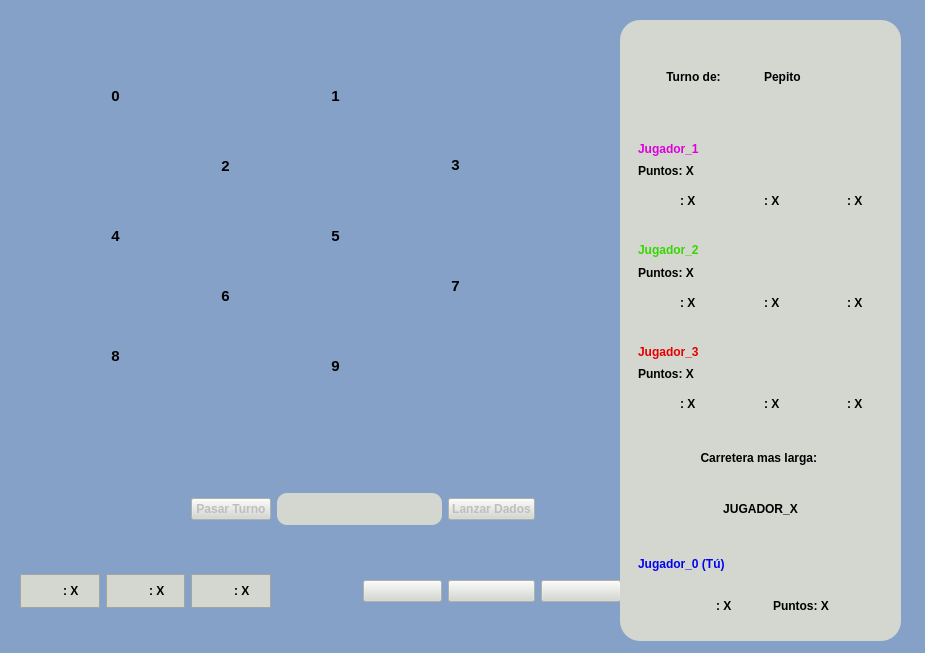
Above: Tareas/T03/client/frontend/ventana_juego.ui from domingo2000/ProgramacionAvanzada before the change. Below: the same form after it.
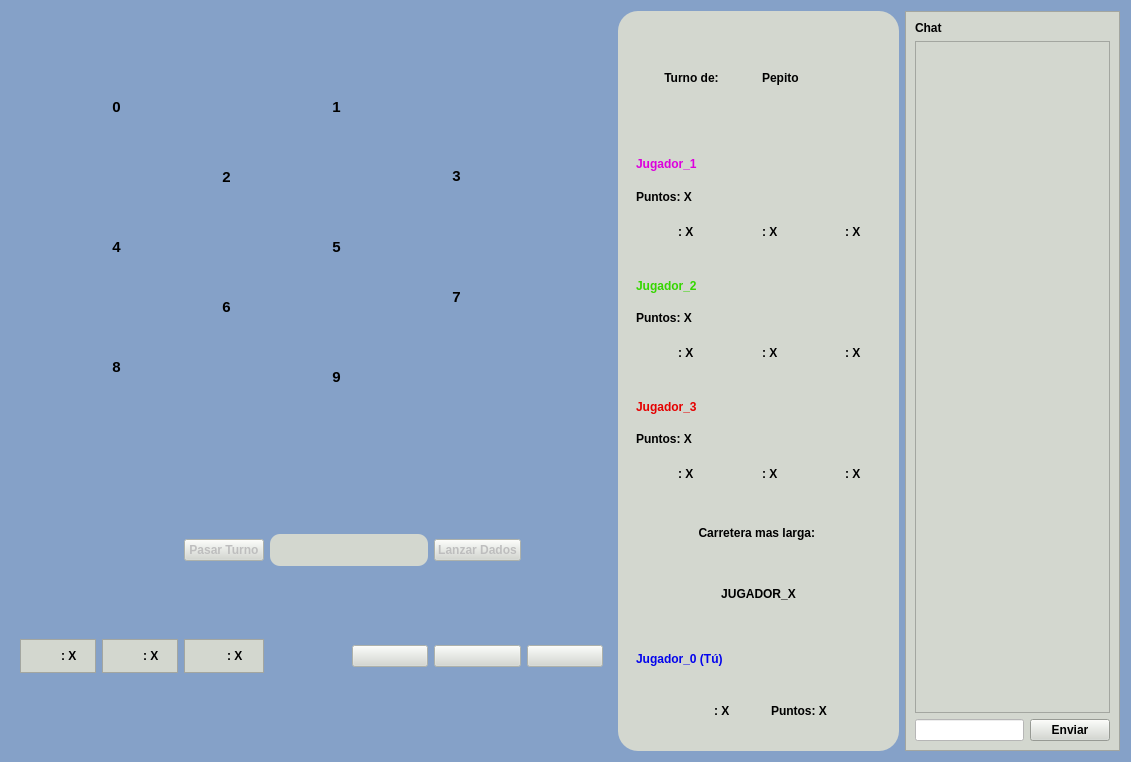
That is the form after the change. Icons and pictures are not drawn.

Commit message: implementado chat

Patch:
```diff
--- a/Tareas/T03/client/frontend/ventana_juego.ui
+++ b/Tareas/T03/client/frontend/ventana_juego.ui
@@ -6,8 +6,8 @@
    <rect>
     <x>0</x>
     <y>0</y>
-    <width>925</width>
-    <height>653</height>
+    <width>1131</width>
+    <height>762</height>
    </rect>
   </property>
   <property name="acceptDrops">
@@ -22,14 +22,14 @@
   <property name="styleSheet">
    <string notr="true">background-color: #85A1C8</string>
   </property>
+  <layout class="QGridLayout" name="gridLayout_2">
+   <item row="0" column="0">
   <widget class="QFrame" name="mapa">
-   <property name="geometry">
-    <rect>
-     <x>10</x>
-     <y>0</y>
+     <property name="minimumSize">
+      <size>
      <width>601</width>
      <height>441</height>
-    </rect>
+      </size>
    </property>
    <property name="acceptDrops">
     <bool>true</bool>
@@ -1419,368 +1419,14 @@
    <zorder>label_nodo_31</zorder>
    <zorder>label_nodo_32</zorder>
   </widget>
-  <widget class="QWidget" name="barra_usuario" native="true">
-   <property name="geometry">
-    <rect>
-     <x>20</x>
-     <y>450</y>
-     <width>601</width>
-     <height>201</height>
-    </rect>
-   </property>
-   <property name="styleSheet">
-    <string notr="true">font-weight: bold;
-</string>
-   </property>
-   <layout class="QGridLayout" name="gridLayout">
-    <item row="1" column="5">
-     <widget class="QPushButton" name="boton_carta_desarrollo">
-      <property name="enabled">
-       <bool>false</bool>
-      </property>
-      <property name="styleSheet">
-       <string notr="true">background-color: #D3D7CF</string>
-      </property>
-      <property name="text">
-       <string/>
-      </property>
-      <property name="icon">
-       <iconset>
-        <normaloff>../sprites/Desarrollo/carta_reverso.png</normaloff>../sprites/Desarrollo/carta_reverso.png</iconset>
-      </property>
-      <property name="iconSize">
-       <size>
-        <width>80</width>
-        <height>80</height>
-       </size>
-      </property>
-     </widget>
-    </item>
-    <item row="1" column="4">
-     <widget class="QPushButton" name="pushButton_2">
-      <property name="enabled">
-       <bool>false</bool>
-      </property>
-      <property name="styleSheet">
-       <string notr="true">background-color: #D3D7CF</string>
-      </property>
-      <property name="text">
-       <string/>
-      </property>
-      <property name="icon">
-       <iconset>
-        <normaloff>../sprites/Construcciones/camino_azul_0.png</normaloff>../sprites/Construcciones/camino_azul_0.png</iconset>
-      </property>
-      <property name="iconSize">
-       <size>
-        <width>80</width>
-        <height>80</height>
-       </size>
-      </property>
-     </widget>
-    </item>
-    <item row="1" column="0">
-     <widget class="QFrame" name="frame_carta_2">
-      <property name="maximumSize">
-       <size>
-        <width>149</width>
-        <height>133</height>
-       </size>
-      </property>
-      <property name="styleSheet">
-       <string notr="true">background-color: #D3D7CF</string>
-      </property>
-      <property name="frameShape">
-       <enum>QFrame::StyledPanel</enum>
-      </property>
-      <property name="frameShadow">
-       <enum>QFrame::Raised</enum>
-      </property>
-      <layout class="QHBoxLayout" name="horizontalLayout_11">
-       <item>
-        <layout class="QHBoxLayout" name="layoutcarta_2">
-         <item>
-          <widget class="QLabel" name="label_15">
-           <property name="maximumSize">
-            <size>
-             <width>88</width>
-             <height>111</height>
-            </size>
-           </property>
-           <property name="text">
-            <string/>
-           </property>
-           <property name="pixmap">
-            <pixmap>../sprites/Materias_primas/carta_arcilla.png</pixmap>
-           </property>
-           <property name="scaledContents">
-            <bool>true</bool>
-           </property>
-          </widget>
-         </item>
-         <item>
-          <widget class="QLabel" name="arcilla_j0">
-           <property name="maximumSize">
-            <size>
-             <width>33</width>
-             <height>111</height>
-            </size>
-           </property>
-           <property name="text">
-            <string>: X</string>
-           </property>
-           <property name="alignment">
-            <set>Qt::AlignLeading|Qt::AlignLeft|Qt::AlignVCenter</set>
-           </property>
-           <property name="margin">
-            <number>0</number>
-           </property>
-          </widget>
-         </item>
-        </layout>
-       </item>
-      </layout>
-     </widget>
-    </item>
-    <item row="1" column="2">
-     <widget class="QFrame" name="frame_carta_4">
-      <property name="maximumSize">
-       <size>
-        <width>149</width>
-        <height>133</height>
-       </size>
-      </property>
-      <property name="styleSheet">
-       <string notr="true">background-color: #D3D7CF</string>
-      </property>
-      <property name="frameShape">
-       <enum>QFrame::StyledPanel</enum>
-      </property>
-      <property name="frameShadow">
-       <enum>QFrame::Raised</enum>
-      </property>
-      <layout class="QHBoxLayout" name="horizontalLayout_13">
-       <item>
-        <layout class="QHBoxLayout" name="layoutcarta_4">
-         <item>
-          <widget class="QLabel" name="label_19">
-           <property name="maximumSize">
-            <size>
-             <width>88</width>
-             <height>111</height>
-            </size>
-           </property>
-           <property name="text">
-            <string/>
-           </property>
-           <property name="pixmap">
-            <pixmap>../sprites/Materias_primas/carta_trigo.png</pixmap>
-           </property>
-           <property name="scaledContents">
-            <bool>true</bool>
-           </property>
-          </widget>
-         </item>
-         <item>
-          <widget class="QLabel" name="trigo_j0">
-           <property name="maximumSize">
-            <size>
-             <width>33</width>
-             <height>111</height>
-            </size>
-           </property>
-           <property name="text">
-            <string>: X</string>
-           </property>
-           <property name="alignment">
-            <set>Qt::AlignLeading|Qt::AlignLeft|Qt::AlignVCenter</set>
-           </property>
-           <property name="margin">
-            <number>0</number>
-           </property>
-          </widget>
-         </item>
-        </layout>
-       </item>
-      </layout>
-     </widget>
-    </item>
-    <item row="0" column="5">
-     <widget class="QPushButton" name="boton_lanzar_dados">
-      <property name="enabled">
-       <bool>false</bool>
-      </property>
-      <property name="styleSheet">
-       <string notr="true">background-color: #D3D7CF</string>
-      </property>
-      <property name="text">
-       <string>Lanzar Dados</string>
-      </property>
-     </widget>
-    </item>
-    <item row="0" column="2">
-     <widget class="QPushButton" name="boton_pasar_turno">
-      <property name="enabled">
-       <bool>false</bool>
-      </property>
-      <property name="styleSheet">
-       <string notr="true">background-color: #D3D7CF</string>
-      </property>
-      <property name="text">
-       <string>Pasar Turno</string>
-      </property>
-     </widget>
-    </item>
-    <item row="1" column="1">
-     <widget class="QFrame" name="frame_carta_3">
-      <property name="maximumSize">
-       <size>
-        <width>149</width>
-        <height>133</height>
-       </size>
-      </property>
-      <property name="styleSheet">
-       <string notr="true">background-color: #D3D7CF</string>
-      </property>
-      <property name="frameShape">
-       <enum>QFrame::StyledPanel</enum>
-      </property>
-      <property name="frameShadow">
-       <enum>QFrame::Raised</enum>
-      </property>
-      <layout class="QHBoxLayout" name="horizontalLayout_12">
-       <item>
-        <layout class="QHBoxLayout" name="layoutcarta_3">
-         <item>
-          <widget class="QLabel" name="label_17">
-           <property name="maximumSize">
-            <size>
-             <width>88</width>
-             <height>111</height>
-            </size>
-           </property>
-           <property name="text">
-            <string/>
-           </property>
-           <property name="pixmap">
-            <pixmap>../sprites/Materias_primas/carta_madera.png</pixmap>
-           </property>
-           <property name="scaledContents">
-            <bool>true</bool>
-           </property>
-          </widget>
-         </item>
-         <item>
-          <widget class="QLabel" name="madera_j0">
-           <property name="maximumSize">
-            <size>
-             <width>33</width>
-             <height>111</height>
-            </size>
-           </property>
-           <property name="text">
-            <string>: X</string>
-           </property>
-           <property name="alignment">
-            <set>Qt::AlignLeading|Qt::AlignLeft|Qt::AlignVCenter</set>
-           </property>
-           <property name="margin">
-            <number>0</number>
-           </property>
-          </widget>
-         </item>
-        </layout>
-       </item>
-      </layout>
-     </widget>
-    </item>
-    <item row="0" column="3" colspan="2">
-     <widget class="QFrame" name="frame">
-      <property name="styleSheet">
-       <string notr="true">background-color: #D3D7CF;
-border-radius: 10px</string>
-      </property>
-      <property name="frameShape">
-       <enum>QFrame::StyledPanel</enum>
-      </property>
-      <property name="frameShadow">
-       <enum>QFrame::Raised</enum>
-      </property>
-      <layout class="QHBoxLayout" name="horizontalLayout_10">
-       <item>
-        <widget class="QLabel" name="dado_1">
-         <property name="maximumSize">
-          <size>
-           <width>61</width>
-           <height>61</height>
-          </size>
-         </property>
-         <property name="text">
-          <string/>
-         </property>
-         <property name="pixmap">
-          <pixmap>../sprites/Dados/dado_1.png</pixmap>
-         </property>
-         <property name="scaledContents">
-          <bool>true</bool>
-         </property>
-        </widget>
-       </item>
-       <item>
-        <widget class="QLabel" name="dado_2">
-         <property name="maximumSize">
-          <size>
-           <width>61</width>
-           <height>61</height>
-          </size>
-         </property>
-         <property name="text">
-          <string/>
-         </property>
-         <property name="pixmap">
-          <pixmap>../sprites/Dados/dado_1.png</pixmap>
-         </property>
-         <property name="scaledContents">
-          <bool>true</bool>
-         </property>
-        </widget>
-       </item>
-      </layout>
-     </widget>
-    </item>
-    <item row="1" column="6">
-     <widget class="QPushButton" name="boton_intercambio">
-      <property name="enabled">
-       <bool>false</bool>
-      </property>
-      <property name="styleSheet">
-       <string notr="true">background-color: #D3D7CF</string>
-      </property>
-      <property name="text">
-       <string/>
-      </property>
-      <property name="icon">
-       <iconset>
-        <normaloff>../sprites/exchange_icon.png</normaloff>../sprites/exchange_icon.png</iconset>
-      </property>
-      <property name="iconSize">
-       <size>
-        <width>80</width>
-        <height>80</height>
-       </size>
-      </property>
-     </widget>
-    </item>
-   </layout>
-  </widget>
+   </item>
+   <item row="0" column="1" rowspan="2">
   <widget class="QFrame" name="informacion_juego">
-   <property name="geometry">
-    <rect>
-     <x>620</x>
-     <y>20</y>
+     <property name="minimumSize">
+      <size>
      <width>281</width>
      <height>621</height>
-    </rect>
+      </size>
    </property>
    <property name="styleSheet">
     <string notr="true">background-color: #D3D7CF;
@@ -2607,6 +2253,454 @@
     </item>
    </layout>
   </widget>
+   </item>
+   <item row="0" column="2" rowspan="2">
+    <widget class="QFrame" name="chat">
+     <property name="minimumSize">
+      <size>
+       <width>180</width>
+       <height>0</height>
+      </size>
+     </property>
+     <property name="styleSheet">
+      <string notr="true">font-weight: bold;
+background-color: #D3D7CF</string>
+     </property>
+     <property name="frameShape">
+      <enum>QFrame::StyledPanel</enum>
+     </property>
+     <property name="frameShadow">
+      <enum>QFrame::Raised</enum>
+     </property>
+     <layout class="QVBoxLayout" name="verticalLayout_4">
+      <item>
+       <widget class="QLabel" name="label_25">
+        <property name="styleSheet">
+         <string notr="true">text-font: bold;</string>
+        </property>
+        <property name="text">
+         <string>Chat</string>
+        </property>
+       </widget>
+      </item>
+      <item>
+       <widget class="QScrollArea" name="scrollArea">
+        <property name="styleSheet">
+         <string notr="true">font-weight: normal;</string>
+        </property>
+        <property name="widgetResizable">
+         <bool>true</bool>
+        </property>
+        <widget class="QWidget" name="scroll_chat">
+         <property name="geometry">
+          <rect>
+           <x>0</x>
+           <y>0</y>
+           <width>158</width>
+           <height>672</height>
+          </rect>
+         </property>
+         <layout class="QVBoxLayout" name="verticalLayout_2">
+          <item>
+           <spacer name="verticalSpacer">
+            <property name="orientation">
+             <enum>Qt::Vertical</enum>
+            </property>
+            <property name="sizeHint" stdset="0">
+             <size>
+              <width>20</width>
+              <height>40</height>
+             </size>
+            </property>
+           </spacer>
+          </item>
+         </layout>
+        </widget>
+       </widget>
+      </item>
+      <item>
+       <layout class="QHBoxLayout" name="horizontalLayout_2">
+        <item>
+         <widget class="QLineEdit" name="texto_a_enviar">
+          <property name="styleSheet">
+           <string notr="true">font-weight: normal;
+background-color: white;</string>
+          </property>
+          <property name="text">
+           <string/>
+          </property>
+         </widget>
+        </item>
+        <item>
+         <widget class="QPushButton" name="boton_enviar">
+          <property name="styleSheet">
+           <string notr="true">background-color: #D3D7CF</string>
+          </property>
+          <property name="text">
+           <string>Enviar</string>
+          </property>
+         </widget>
+        </item>
+       </layout>
+      </item>
+     </layout>
+    </widget>
+   </item>
+   <item row="1" column="0">
+    <widget class="QWidget" name="barra_usuario" native="true">
+     <property name="minimumSize">
+      <size>
+       <width>601</width>
+       <height>201</height>
+      </size>
+     </property>
+     <property name="styleSheet">
+      <string notr="true">font-weight: bold;
+</string>
+     </property>
+     <layout class="QGridLayout" name="gridLayout">
+      <item row="1" column="5">
+       <widget class="QPushButton" name="boton_carta_desarrollo">
+        <property name="enabled">
+         <bool>false</bool>
+        </property>
+        <property name="styleSheet">
+         <string notr="true">background-color: #D3D7CF</string>
+        </property>
+        <property name="text">
+         <string/>
+        </property>
+        <property name="icon">
+         <iconset>
+          <normaloff>../sprites/Desarrollo/carta_reverso.png</normaloff>../sprites/Desarrollo/carta_reverso.png</iconset>
+        </property>
+        <property name="iconSize">
+         <size>
+          <width>80</width>
+          <height>80</height>
+         </size>
+        </property>
+       </widget>
+      </item>
+      <item row="1" column="2">
+       <widget class="QFrame" name="frame_carta_4">
+        <property name="maximumSize">
+         <size>
+          <width>149</width>
+          <height>133</height>
+         </size>
+        </property>
+        <property name="styleSheet">
+         <string notr="true">background-color: #D3D7CF</string>
+        </property>
+        <property name="frameShape">
+         <enum>QFrame::StyledPanel</enum>
+        </property>
+        <property name="frameShadow">
+         <enum>QFrame::Raised</enum>
+        </property>
+        <layout class="QHBoxLayout" name="horizontalLayout_13">
+         <item>
+          <layout class="QHBoxLayout" name="layoutcarta_4">
+           <item>
+            <widget class="QLabel" name="label_19">
+             <property name="maximumSize">
+              <size>
+               <width>88</width>
+               <height>111</height>
+              </size>
+             </property>
+             <property name="text">
+              <string/>
+             </property>
+             <property name="pixmap">
+              <pixmap>../sprites/Materias_primas/carta_trigo.png</pixmap>
+             </property>
+             <property name="scaledContents">
+              <bool>true</bool>
+             </property>
+            </widget>
+           </item>
+           <item>
+            <widget class="QLabel" name="trigo_j0">
+             <property name="maximumSize">
+              <size>
+               <width>33</width>
+               <height>111</height>
+              </size>
+             </property>
+             <property name="text">
+              <string>: X</string>
+             </property>
+             <property name="alignment">
+              <set>Qt::AlignLeading|Qt::AlignLeft|Qt::AlignVCenter</set>
+             </property>
+             <property name="margin">
+              <number>0</number>
+             </property>
+            </widget>
+           </item>
+          </layout>
+         </item>
+        </layout>
+       </widget>
+      </item>
+      <item row="1" column="4">
+       <widget class="QPushButton" name="pushButton_2">
+        <property name="enabled">
+         <bool>false</bool>
+        </property>
+        <property name="styleSheet">
+         <string notr="true">background-color: #D3D7CF</string>
+        </property>
+        <property name="text">
+         <string/>
+        </property>
+        <property name="icon">
+         <iconset>
+          <normaloff>../sprites/Construcciones/camino_azul_0.png</normaloff>../sprites/Construcciones/camino_azul_0.png</iconset>
+        </property>
+        <property name="iconSize">
+         <size>
+          <width>80</width>
+          <height>80</height>
+         </size>
+        </property>
+       </widget>
+      </item>
+      <item row="1" column="1">
+       <widget class="QFrame" name="frame_carta_3">
+        <property name="maximumSize">
+         <size>
+          <width>149</width>
+          <height>133</height>
+         </size>
+        </property>
+        <property name="styleSheet">
+         <string notr="true">background-color: #D3D7CF</string>
+        </property>
+        <property name="frameShape">
+         <enum>QFrame::StyledPanel</enum>
+        </property>
+        <property name="frameShadow">
+         <enum>QFrame::Raised</enum>
+        </property>
+        <layout class="QHBoxLayout" name="horizontalLayout_12">
+         <item>
+          <layout class="QHBoxLayout" name="layoutcarta_3">
+           <item>
+            <widget class="QLabel" name="label_17">
+             <property name="maximumSize">
+              <size>
+               <width>88</width>
+               <height>111</height>
+              </size>
+             </property>
+             <property name="text">
+              <string/>
+             </property>
+             <property name="pixmap">
+              <pixmap>../sprites/Materias_primas/carta_madera.png</pixmap>
+             </property>
+             <property name="scaledContents">
+              <bool>true</bool>
+             </property>
+            </widget>
+           </item>
+           <item>
+            <widget class="QLabel" name="madera_j0">
+             <property name="maximumSize">
+              <size>
+               <width>33</width>
+               <height>111</height>
+              </size>
+             </property>
+             <property name="text">
+              <string>: X</string>
+             </property>
+             <property name="alignment">
+              <set>Qt::AlignLeading|Qt::AlignLeft|Qt::AlignVCenter</set>
+             </property>
+             <property name="margin">
+              <number>0</number>
+             </property>
+            </widget>
+           </item>
+          </layout>
+         </item>
+        </layout>
+       </widget>
+      </item>
+      <item row="1" column="6">
+       <widget class="QPushButton" name="boton_intercambio">
+        <property name="enabled">
+         <bool>false</bool>
+        </property>
+        <property name="styleSheet">
+         <string notr="true">background-color: #D3D7CF</string>
+        </property>
+        <property name="text">
+         <string/>
+        </property>
+        <property name="icon">
+         <iconset>
+          <normaloff>../sprites/exchange_icon.png</normaloff>../sprites/exchange_icon.png</iconset>
+        </property>
+        <property name="iconSize">
+         <size>
+          <width>80</width>
+          <height>80</height>
+         </size>
+        </property>
+       </widget>
+      </item>
+      <item row="1" column="0">
+       <widget class="QFrame" name="frame_carta_2">
+        <property name="maximumSize">
+         <size>
+          <width>149</width>
+          <height>133</height>
+         </size>
+        </property>
+        <property name="styleSheet">
+         <string notr="true">background-color: #D3D7CF</string>
+        </property>
+        <property name="frameShape">
+         <enum>QFrame::StyledPanel</enum>
+        </property>
+        <property name="frameShadow">
+         <enum>QFrame::Raised</enum>
+        </property>
+        <layout class="QHBoxLayout" name="horizontalLayout_11">
+         <item>
+          <layout class="QHBoxLayout" name="layoutcarta_2">
+           <item>
+            <widget class="QLabel" name="label_15">
+             <property name="maximumSize">
+              <size>
+               <width>88</width>
+               <height>111</height>
+              </size>
+             </property>
+             <property name="text">
+              <string/>
+             </property>
+             <property name="pixmap">
+              <pixmap>../sprites/Materias_primas/carta_arcilla.png</pixmap>
+             </property>
+             <property name="scaledContents">
+              <bool>true</bool>
+             </property>
+            </widget>
+           </item>
+           <item>
+            <widget class="QLabel" name="arcilla_j0">
+             <property name="maximumSize">
+              <size>
+               <width>33</width>
+               <height>111</height>
+              </size>
+             </property>
+             <property name="text">
+              <string>: X</string>
+             </property>
+             <property name="alignment">
+              <set>Qt::AlignLeading|Qt::AlignLeft|Qt::AlignVCenter</set>
+             </property>
+             <property name="margin">
+              <number>0</number>
+             </property>
+            </widget>
+           </item>
+          </layout>
+         </item>
+        </layout>
+       </widget>
+      </item>
+      <item row="0" column="5">
+       <widget class="QPushButton" name="boton_lanzar_dados">
+        <property name="enabled">
+         <bool>false</bool>
+        </property>
+        <property name="styleSheet">
+         <string notr="true">background-color: #D3D7CF</string>
+        </property>
+        <property name="text">
+         <string>Lanzar Dados</string>
+        </property>
+       </widget>
+      </item>
+      <item row="0" column="2">
+       <widget class="QPushButton" name="boton_pasar_turno">
+        <property name="enabled">
+         <bool>false</bool>
+        </property>
+        <property name="styleSheet">
+         <string notr="true">background-color: #D3D7CF</string>
+        </property>
+        <property name="text">
+         <string>Pasar Turno</string>
+        </property>
+       </widget>
+      </item>
+      <item row="0" column="3" colspan="2">
+       <widget class="QFrame" name="frame">
+        <property name="styleSheet">
+         <string notr="true">background-color: #D3D7CF;
+border-radius: 10px</string>
+        </property>
+        <property name="frameShape">
+         <enum>QFrame::StyledPanel</enum>
+        </property>
+        <property name="frameShadow">
+         <enum>QFrame::Raised</enum>
+        </property>
+        <layout class="QHBoxLayout" name="horizontalLayout_10">
+         <item>
+          <widget class="QLabel" name="dado_1">
+           <property name="maximumSize">
+            <size>
+             <width>61</width>
+             <height>61</height>
+            </size>
+           </property>
+           <property name="text">
+            <string/>
+           </property>
+           <property name="pixmap">
+            <pixmap>../sprites/Dados/dado_1.png</pixmap>
+           </property>
+           <property name="scaledContents">
+            <bool>true</bool>
+           </property>
+          </widget>
+         </item>
+         <item>
+          <widget class="QLabel" name="dado_2">
+           <property name="maximumSize">
+            <size>
+             <width>61</width>
+             <height>61</height>
+            </size>
+           </property>
+           <property name="text">
+            <string/>
+           </property>
+           <property name="pixmap">
+            <pixmap>../sprites/Dados/dado_1.png</pixmap>
+           </property>
+           <property name="scaledContents">
+            <bool>true</bool>
+           </property>
+          </widget>
+         </item>
+        </layout>
+       </widget>
+      </item>
+     </layout>
+    </widget>
+   </item>
+  </layout>
   <zorder>barra_usuario</zorder>
   <zorder>mapa</zorder>
   <zorder>informacion_juego</zorder>
```
Left out of the diff: 34 changed lines with no effect on the pictures. Lines whose indentation alone changed are shown as unchanged. The commit also changes 4 other files.
